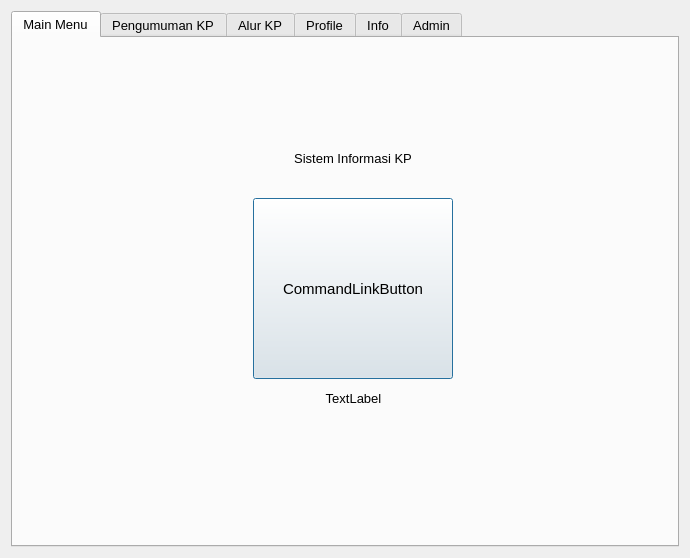
First picture: the form in KP/home.ui, repository LALA09-erha/QtCreator-SystemKp, before the edit.
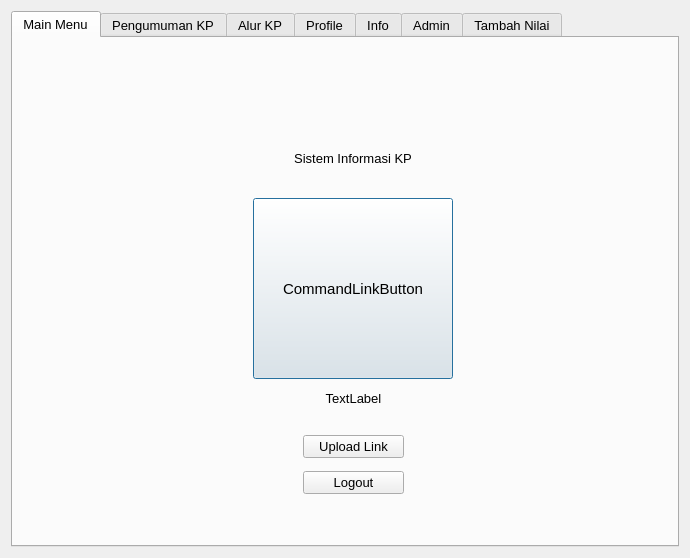
Second picture: the form after the edit. The open tabs and pages were chosen to show the change. Icons and pictures are not drawn.

```diff
--- a/KP/home.ui
+++ b/KP/home.ui
@@ -17,8 +17,8 @@
    <iconset>
     <normaloff>../../../../SteamLibrary/steamapps/Qt/db/home-house-main-page-building-address-location-1-2618.png</normaloff>../../../../SteamLibrary/steamapps/Qt/db/home-house-main-page-building-address-location-1-2618.png</iconset>
   </property>
-  <layout class="QGridLayout" name="gridLayout">
-   <item row="0" column="0">
+  <layout class="QVBoxLayout" name="verticalLayout_11">
+   <item>
     <widget class="QTabWidget" name="awal">
      <property name="maximumSize">
       <size>
@@ -133,6 +133,32 @@
         <set>Qt::AlignCenter</set>
        </property>
       </widget>
+      <widget class="QWidget" name="layoutWidget">
+       <property name="geometry">
+        <rect>
+         <x>290</x>
+         <y>390</y>
+         <width>101</width>
+         <height>73</height>
+        </rect>
+       </property>
+       <layout class="QVBoxLayout" name="verticalLayout_10">
+        <item>
+         <widget class="QPushButton" name="uploadlink">
+          <property name="text">
+           <string>Upload Link</string>
+          </property>
+         </widget>
+        </item>
+        <item>
+         <widget class="QPushButton" name="logout">
+          <property name="text">
+           <string>Logout</string>
+          </property>
+         </widget>
+        </item>
+       </layout>
+      </widget>
      </widget>
      <widget class="QWidget" name="info">
       <attribute name="icon">
@@ -490,6 +516,27 @@
        </layout>
       </widget>
      </widget>
+     <widget class="QWidget" name="nilai">
+      <attribute name="icon">
+       <iconset>
+        <normaloff>../../../../SteamLibrary/steamapps/Qt/db/1.png</normaloff>../../../../SteamLibrary/steamapps/Qt/db/1.png</iconset>
+      </attribute>
+      <attribute name="title">
+       <string>Tambah Nilai</string>
+      </attribute>
+      <layout class="QVBoxLayout" name="verticalLayout_12">
+       <item>
+        <widget class="QLineEdit" name="carimahasiswa">
+         <property name="placeholderText">
+          <string>Cari Mahasiswa Berdasarkan NIM</string>
+         </property>
+        </widget>
+       </item>
+       <item>
+        <widget class="QTableView" name="nilaimahasiswa"/>
+       </item>
+      </layout>
+     </widget>
     </widget>
    </item>
   </layout>
```
Left out of the diff: 12 changed lines with no effect on the pictures.
